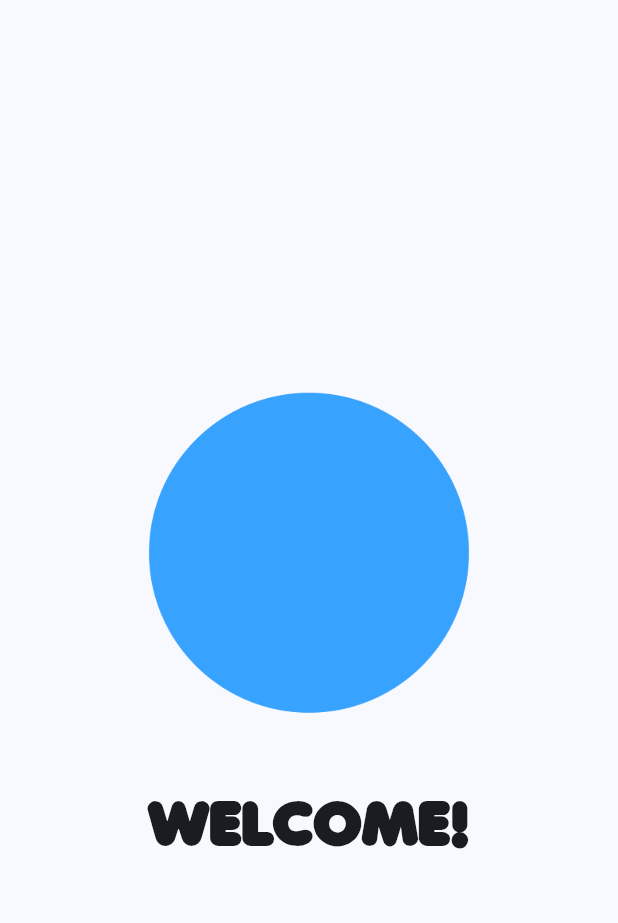
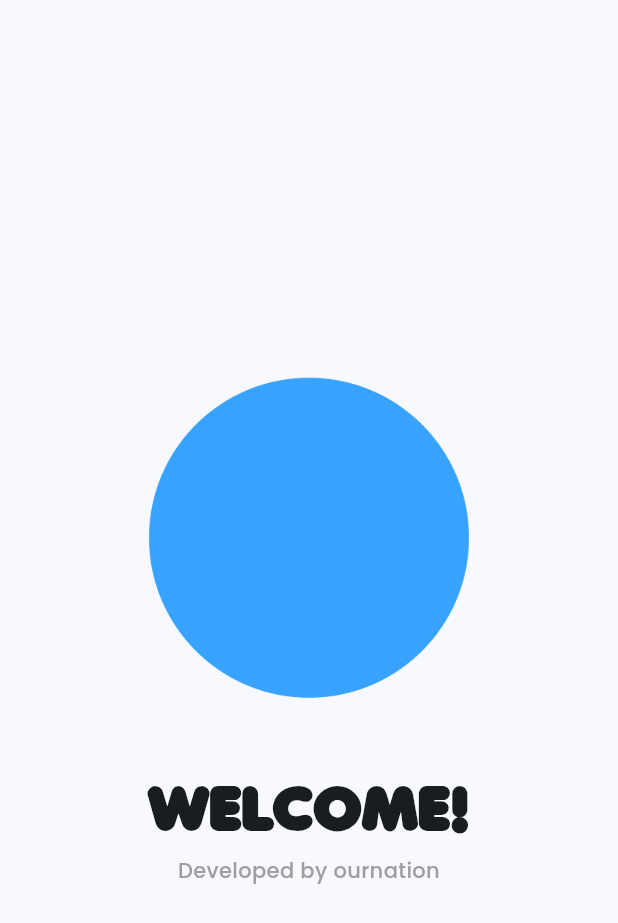
Before and after one commit to FaizNation/mango, a Flutter app: the SplashScreen screen opened by its route, on a phone screen of 412 x 824 dp. Shown: the top 923 px of the screen. Run offline on Flutter 3.47's test engine with Material 3 defaults, Android fonts, the phone set to English and light mode, and no system bars; our stand-ins replace cloud_firestore, dartz, dio, equatable, firebase_auth, firebase_core and 11 more; missing offline and left inert: dart:html; accounts and stored records are empty; network calls fail.

Commit message:
aaaemm mboh

```diff
--- a/lib/features/onboarding/presentation/screens/splash_screen.dart
+++ b/lib/features/onboarding/presentation/screens/splash_screen.dart
@@ -4,7 +4,6 @@ import 'package:get_it/get_it.dart';
 import 'package:go_router/go_router.dart';
 import 'package:mango/core/usecase/usecase.dart';
 import 'package:mango/features/auth/domain/usecases/get_current_user.dart';
-
 
 class SplashScreen extends StatefulWidget {
   const SplashScreen({super.key});
@@ -68,6 +67,14 @@ class _SplashScreenState extends State<SplashScreen> {
                   ),
                   textAlign: TextAlign.center,
                 ),
+                Text(
+                  'Developed by ournation',
+                  style: TextStyle(
+                    fontWeight: FontWeight.w500,
+                    color: Colors.grey,
+                  ),
+                  textAlign: TextAlign.center,
+                ),
               ],
             ),
           ),
--- a/lib/features/profile/presentation/screens/profile_screen.dart
+++ b/lib/features/profile/presentation/screens/profile_screen.dart
@@ -18,7 +18,7 @@ class ProfileScreen extends StatelessWidget {
   const ProfileScreen({super.key});
 
   Future<void> _launchGitHub() async {
-    final Uri url = Uri.parse("https://github.com/FaizNation");
+    final Uri url = Uri.parse("https://github.com/FaizNation/mango");
     if (!await launchUrl(url, mode: LaunchMode.externalApplication)) {
       throw Exception('Tidak bisa membuka $url');
     }
@@ -210,7 +210,7 @@ class ProfileScreen extends StatelessWidget {
                           GestureDetector(
                             onTap: _launchGitHub,
                             child: Text(
-                              "Developed by Faiz Nation",
+                              "Github Mango",
                               style: TextStyle(fontSize: 14, color: Colors.grey[700], decoration: TextDecoration.underline),
                             ),
                           ),
```
